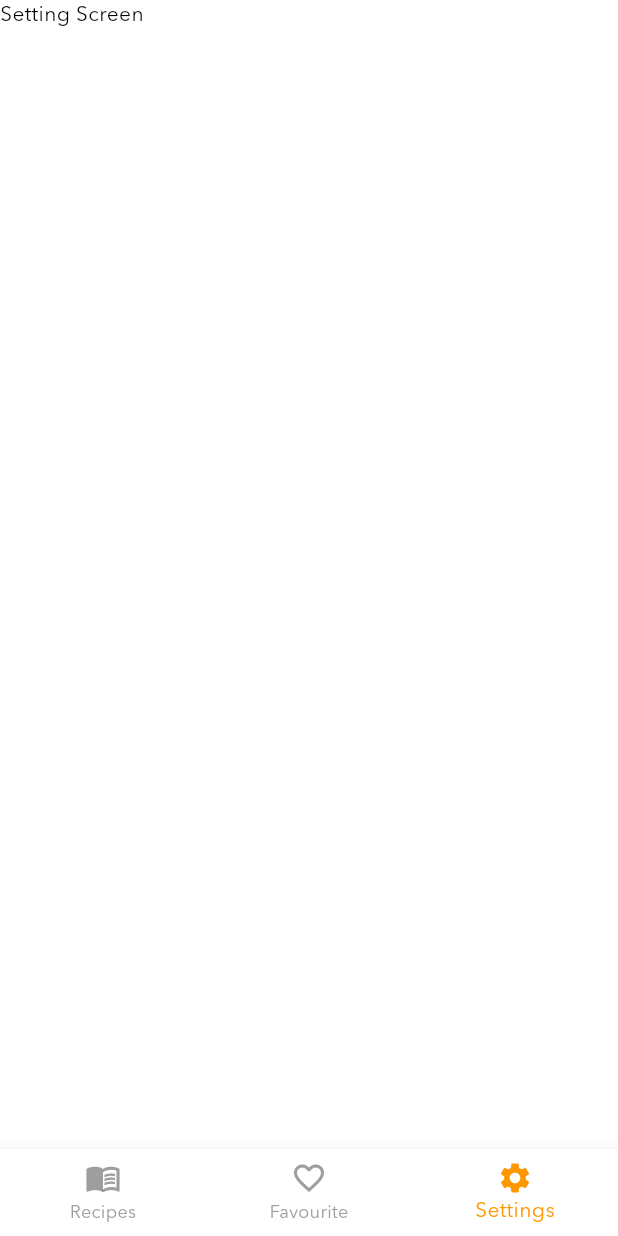
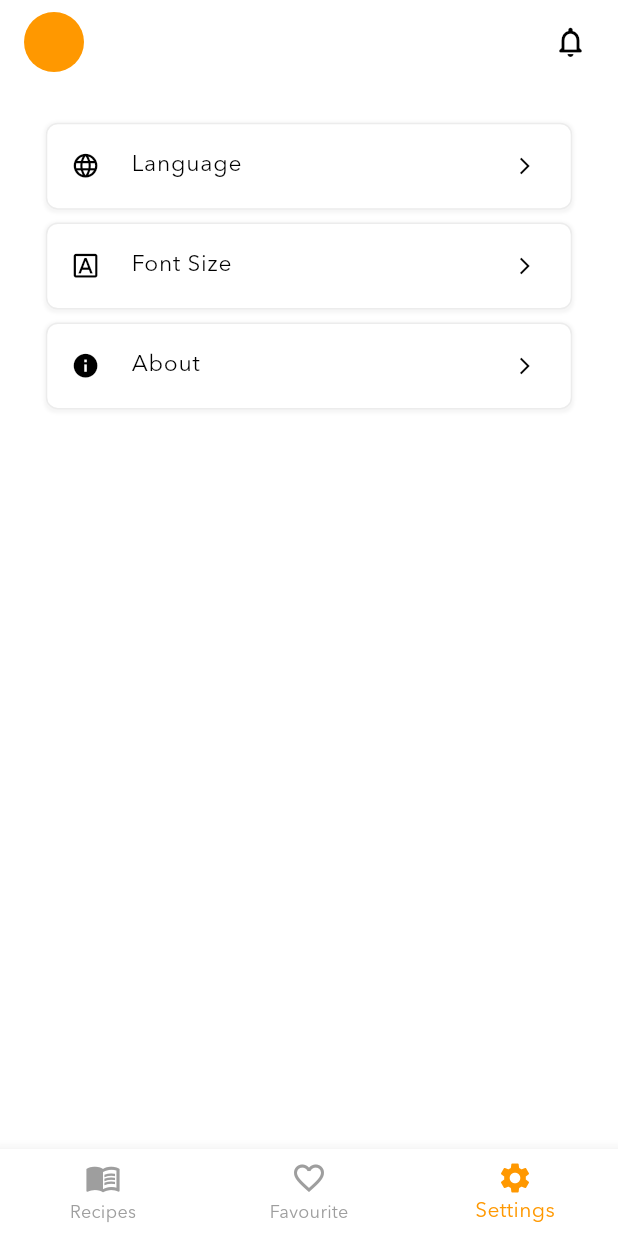
Before and after one commit to wahyusinggihw/recipeapp, a Flutter app: the screen it shows after launch, item 3 of the bottom bar chosen, on a phone screen of 412 x 824 dp. Run offline on Flutter 3.47's test engine with Material 3 defaults, Android fonts, the phone set to English and light mode, and no system bars; our stand-ins replace dio, flutter_screenutil, get_it, shared_preferences, skeletonizer, sliding_up_panel; network calls fail; statements that could not run were skipped.

Commit message:
chore: update favourite and setting screen

```diff
--- a/lib/core/view_models/recipe/recipe_provider.dart
+++ b/lib/core/view_models/recipe/recipe_provider.dart
@@ -78,6 +78,9 @@ class RecipeProvider extends ChangeNotifier {
   }
 
   Future<void> loadTodayRecipes() async {
+    _isLoading = true;
+    notifyListeners();
+
     SharedPreferences prefs = await SharedPreferences.getInstance();
     String? storedDate = prefs.getString('todayRecipesDate');
     String todayDate = DateTime.now().toIso8601String().substring(0, 10); // YYYY-MM-DD
@@ -87,6 +90,7 @@ class RecipeProvider extends ChangeNotifier {
       List<String>? storedRecipes = prefs.getStringList('todayRecipes');
       if (storedRecipes != null) {
         _todayRecipes = storedRecipes.map((recipe) => Meal.fromJson(json.decode(recipe))).toList();
+        _isLoading = false;
         notifyListeners();
         return;
       }
--- a/lib/ui/constant/constant.dart
+++ b/lib/ui/constant/constant.dart
@@ -2,6 +2,12 @@ import 'package:flutter/material.dart';
 import 'package:flutter_screenutil/flutter_screenutil.dart';
 
 const String appName = 'Recipe App';
+
+int get year => DateTime.now().year;
+String get appLegalese => '© $year Recipe App. All rights reserved.';
+
+const String appDesc =
+    'Recipe app is a simple app that helps you to find and save your favorite recipes. \ndeveloped by wsw.dev. \ngithub.com/wahyusinggihw.';
 
 const Color primaryColor = Colors.orange;
 const Color secondaryColor = Color(0xFFFFFFC1);
--- a/lib/ui/screens/setting/setting_screen.dart
+++ b/lib/ui/screens/setting/setting_screen.dart
@@ -1,10 +1,84 @@
 import 'package:flutter/material.dart';
+import 'package:recipe_app/gen/assets.gen.dart';
+import 'package:recipe_app/ui/constant/constant.dart';
+import 'package:recipe_app/ui/widgets/setting/setting_item.dart';
 
 class SettingsScreen extends StatelessWidget {
   const SettingsScreen({super.key});
 
   @override
   Widget build(BuildContext context) {
-    return Text('Setting Screen');
+    return Scaffold(
+      appBar: AppBar(
+        elevation: 0,
+        title: const CircleAvatar(
+          backgroundColor: Colors.orange,
+          radius: 20,
+        ),
+        actions: [
+          Padding(
+              padding: EdgeInsets.symmetric(horizontal: setWidth(20)),
+              child: IconButton(
+                icon: const Icon(Icons.notifications_none_rounded),
+                onPressed: () {},
+              )),
+        ],
+      ),
+      body: const SettingsScreenBody(),
+    );
   }
 }
+
+class SettingsScreenBody extends StatelessWidget {
+  const SettingsScreenBody({super.key});
+
+  @override
+  Widget build(BuildContext context) {
+    return Padding(
+      padding: EdgeInsets.symmetric(vertical: setHeight(50), horizontal: setWidth(50)),
+      child: Column(
+        children: [
+          SettingItem(
+            title: 'Language',
+            leading: Icon(Icons.language, size: setFontSize(50)),
+            trailling: Icon(
+              Icons.arrow_forward_ios,
+              size: setFontSize(35),
+            ),
+          ),
+          // font
+          SettingItem(
+            title: 'Font Size',
+            leading: Icon(Icons.font_download_outlined, size: setFontSize(50)),
+            trailling: Icon(
+              Icons.arrow_forward_ios,
+              size: setFontSize(35),
+            ),
+          ),
+          SettingItem(
+            title: 'About',
+            leading: Icon(Icons.info, size: setFontSize(50)),
+            trailling: Icon(
+              Icons.arrow_forward_ios,
+              size: setFontSize(35),
+            ),
+            onClick: () => recipeAppAbout(context),
+          ),
+        ],
+      ),
+    );
+  }
+
+  Future recipeAppAbout(BuildContext context) => showDialog(
+      builder: (context) => AboutDialog(
+            applicationLegalese: appLegalese,
+            applicationName: appName,
+            applicationIcon: CircleAvatar(
+              backgroundImage: AssetImage(Assets.icons.chef.path),
+              backgroundColor: whiteColor,
+              radius: 20,
+            ),
+            children: const [Text(appDesc)],
+          ),
+      context: context);
+}
--- /dev/null
+++ b/lib/ui/widgets/setting/setting_item.dart
@@ -0,0 +1,60 @@
+import 'package:flutter/material.dart';
+import 'package:recipe_app/ui/constant/constant.dart';
+
+class SettingItem extends StatelessWidget {
+  final String title;
+  final Widget? trailling;
+  final Widget? leading;
+  final VoidCallback? onClick;
+  const SettingItem({
+    super.key,
+    required this.title,
+    required this.trailling,
+    this.leading,
+    this.onClick,
+  });
+
+  @override
+  Widget build(BuildContext context) {
+    return Padding(
+      padding: EdgeInsets.symmetric(vertical: setHeight(10), horizontal: setWidth(30)),
+      child: Container(
+        decoration: BoxDecoration(
+          color: Colors.white,
+          borderRadius: BorderRadius.circular(8),
+          border: Border.all(
+            color: Colors.grey.withOpacity(0.2),
+          ),
+          boxShadow: [
+            BoxShadow(
+              color: Colors.grey.withOpacity(0.1),
+              spreadRadius: 1,
+              blurRadius: 1,
+              offset: const Offset(0, 1), // changes position of shadow
+            ),
+          ],
+        ),
+        child: InkWell(
+          customBorder: RoundedRectangleBorder(
+            borderRadius: BorderRadius.circular(8),
+          ),
+          onTap: onClick,
+          child: ListTile(
+            leading: leading,
+            title: Text(title,
+                style: styleTitle.copyWith(
+                  fontSize: setFontSize(40),
+                  fontWeight: FontWeight.w400,
+                )),
+            // subtitle: Text(subtitle,
+            //     style: styleTitle.copyWith(
+            //       fontSize: setFontSize(35),
+            //       fontWeight: FontWeight.w400,
+            //     )),
+            trailing: trailling,
+          ),
+        ),
+      ),
+    );
+  }
+}
```
Also changed, not shown: lib/ui/screens/favourite/favourite_screen.dart (+44 -1 lines), lib/ui/widgets/idle/idle_item.dart (+14 -2 lines).
